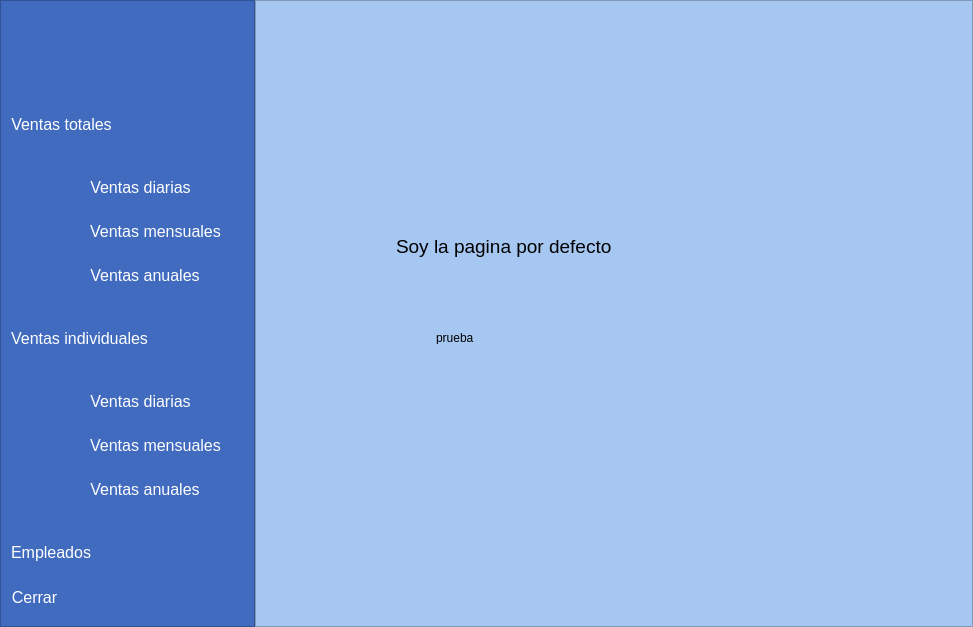
Above: Espressoft-master/ventas.ui from JulioSD26/Espressoft before the change. Below: the same form after it.
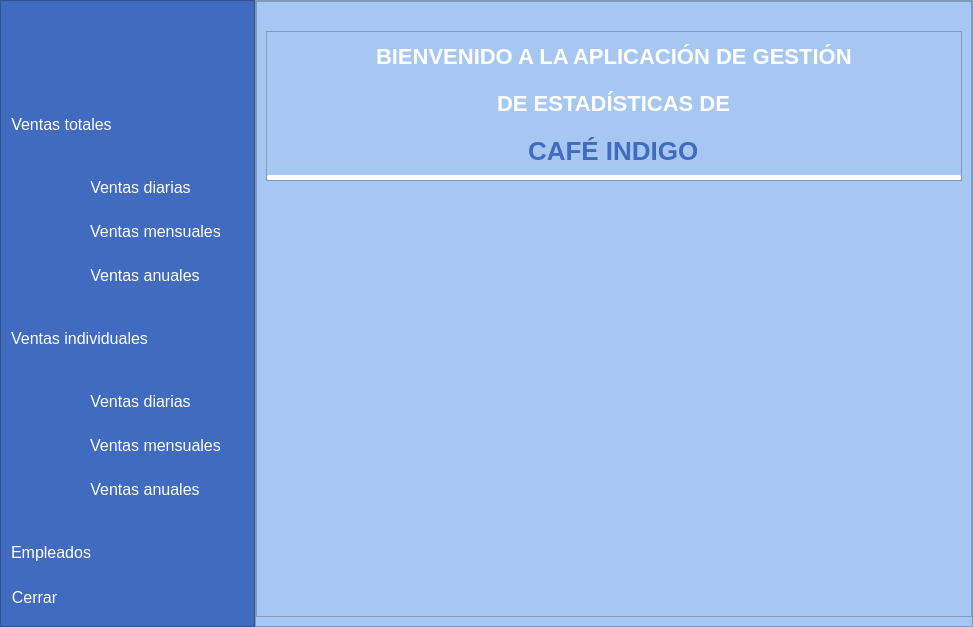
That is the form after the change. The open tabs and pages were chosen to show the change. Icons and pictures are not drawn. Custom widgets are drawn as their Qt base class.

Commit message: agregada ventana de inicio, por defecto

```diff
--- a/Espressoft-master/ventas.ui
+++ b/Espressoft-master/ventas.ui
@@ -676,40 +676,227 @@
           <number>7</number>
          </property>
          <widget class="QWidget" name="pagina_por_defecto">
-          <widget class="QLabel" name="label">
-           <property name="geometry">
-            <rect>
-             <x>140</x>
-             <y>230</y>
-             <width>221</width>
-             <height>31</height>
-            </rect>
+          <property name="styleSheet">
+           <string notr="true"/>
+          </property>
+          <layout class="QHBoxLayout" name="horizontalLayout_66">
+           <property name="spacing">
+            <number>0</number>
            </property>
-           <property name="font">
-            <font>
-             <pointsize>14</pointsize>
-            </font>
+           <property name="leftMargin">
+            <number>0</number>
            </property>
-           <property name="autoFillBackground">
-            <bool>false</bool>
+           <property name="topMargin">
+            <number>0</number>
            </property>
-           <property name="text">
-            <string>Soy la pagina por defecto</string>
+           <property name="rightMargin">
+            <number>0</number>
            </property>
-          </widget>
-          <widget class="QLabel" name="label_2">
-           <property name="geometry">
-            <rect>
-             <x>180</x>
-             <y>330</y>
-             <width>47</width>
-             <height>13</height>
-            </rect>
-           </property>
-           <property name="text">
-            <string>prueba</string>
-           </property>
-          </widget>
+           <item>
+            <layout class="QVBoxLayout" name="verticalLayout_45">
+             <property name="spacing">
+              <number>0</number>
+             </property>
+             <item>
+              <widget class="QFrame" name="frame_51">
+               <property name="frameShape">
+                <enum>QFrame::StyledPanel</enum>
+               </property>
+               <property name="frameShadow">
+                <enum>QFrame::Raised</enum>
+               </property>
+               <layout class="QVBoxLayout" name="verticalLayout_47">
+                <property name="spacing">
+                 <number>12</number>
+                </property>
+                <property name="leftMargin">
+                 <number>9</number>
+                </property>
+                <property name="topMargin">
+                 <number>15</number>
+                </property>
+                <property name="rightMargin">
+                 <number>9</number>
+                </property>
+                <property name="bottomMargin">
+                 <number>15</number>
+                </property>
+                <item>
+                 <widget class="QFrame" name="frame_53">
+                  <property name="maximumSize">
+                   <size>
+                    <width>16777215</width>
+                    <height>150</height>
+                   </size>
+                  </property>
+                  <property name="frameShape">
+                   <enum>QFrame::StyledPanel</enum>
+                  </property>
+                  <property name="frameShadow">
+                   <enum>QFrame::Raised</enum>
+                  </property>
+                  <layout class="QVBoxLayout" name="verticalLayout_49">
+                   <property name="spacing">
+                    <number>0</number>
+                   </property>
+                   <property name="leftMargin">
+                    <number>0</number>
+                   </property>
+                   <property name="topMargin">
+                    <number>0</number>
+                   </property>
+                   <property name="rightMargin">
+                    <number>0</number>
+                   </property>
+                   <property name="bottomMargin">
+                    <number>0</number>
+                   </property>
+                   <item>
+                    <layout class="QVBoxLayout" name="verticalLayout_48">
+                     <property name="spacing">
+                      <number>0</number>
+                     </property>
+                     <item alignment="Qt::AlignHCenter">
+                      <widget class="QLabel" name="label">
+                       <property name="minimumSize">
+                        <size>
+                         <width>0</width>
+                         <height>0</height>
+                        </size>
+                       </property>
+                       <property name="styleSheet">
+                        <string notr="true">QLabel {
+	color: rgb(255, 255, 255);
+	font-family: 'Montserrat';
+	font-style: normal;
+	font-weight: bold;
+	font-size: 22px;
+}</string>
+                       </property>
+                       <property name="text">
+                        <string>BIENVENIDO A LA APLICACIÓN DE GESTIÓN</string>
+                       </property>
+                       <property name="wordWrap">
+                        <bool>false</bool>
+                       </property>
+                      </widget>
+                     </item>
+                     <item alignment="Qt::AlignHCenter">
+                      <widget class="QLabel" name="label_45">
+                       <property name="styleSheet">
+                        <string notr="true">QLabel {
+	color: rgb(255, 255, 255);
+	font-family: 'Montserrat';
+	font-style: normal;
+	font-weight: bold;
+	font-size: 22px;
+}</string>
+                       </property>
+                       <property name="text">
+                        <string>DE ESTADÍSTICAS DE</string>
+                       </property>
+                      </widget>
+                     </item>
+                     <item alignment="Qt::AlignHCenter">
+                      <widget class="QLabel" name="label_3">
+                       <property name="minimumSize">
+                        <size>
+                         <width>0</width>
+                         <height>0</height>
+                        </size>
+                       </property>
+                       <property name="styleSheet">
+                        <string notr="true">QLabel {
+	color: #416BBF;	
+	font-family: 'Montserrat';
+	fo	nt-style: normal;
+	font-weight: 800;
+	font-size: 26px;
+}
+</string>
+                       </property>
+                       <property name="frameShadow">
+                        <enum>QFrame::Plain</enum>
+                       </property>
+                       <property name="lineWidth">
+                        <number>1</number>
+                       </property>
+                       <property name="midLineWidth">
+                        <number>1</number>
+                       </property>
+                       <property name="text">
+                        <string>CAFÉ INDIGO</string>
+                       </property>
+                       <property name="textFormat">
+                        <enum>Qt::PlainText</enum>
+                       </property>
+                       <property name="margin">
+                        <number>1</number>
+                       </property>
+                       <property name="indent">
+                        <number>-1</number>
+                       </property>
+                      </widget>
+                     </item>
+                     <item>
+                      <widget class="QFrame" name="frame_52">
+                       <property name="minimumSize">
+                        <size>
+                         <width>0</width>
+                         <height>4</height>
+                        </size>
+                       </property>
+                       <property name="maximumSize">
+                        <size>
+                         <width>16777215</width>
+                         <height>5</height>
+                        </size>
+                       </property>
+                       <property name="styleSheet">
+                        <string notr="true">background-color: rgb(255, 255, 255);
+border-radius: 2px;</string>
+                       </property>
+                       <property name="frameShape">
+                        <enum>QFrame::StyledPanel</enum>
+                       </property>
+                       <property name="frameShadow">
+                        <enum>QFrame::Raised</enum>
+                       </property>
+                      </widget>
+                     </item>
+                    </layout>
+                   </item>
+                  </layout>
+                 </widget>
+                </item>
+                <item alignment="Qt::AlignHCenter">
+                 <widget class="QLabel" name="label_2">
+                  <property name="maximumSize">
+                   <size>
+                    <width>664</width>
+                    <height>380</height>
+                   </size>
+                  </property>
+                  <property name="acceptDrops">
+                   <bool>false</bool>
+                  </property>
+                  <property name="text">
+                   <string/>
+                  </property>
+                  <property name="pixmap">
+                   <pixmap>resources/img/imagen_inicio.png</pixmap>
+                  </property>
+                  <property name="scaledContents">
+                   <bool>true</bool>
+                  </property>
+                 </widget>
+                </item>
+               </layout>
+              </widget>
+             </item>
+            </layout>
+           </item>
+          </layout>
          </widget>
          <widget class="QWidget" name="pagina_ventas_totales_diarias">
           <layout class="QHBoxLayout" name="horizontalLayout_9">
```
Left out of the diff: 26 changed lines with no effect on the pictures. The commit also changes 3 other files.
